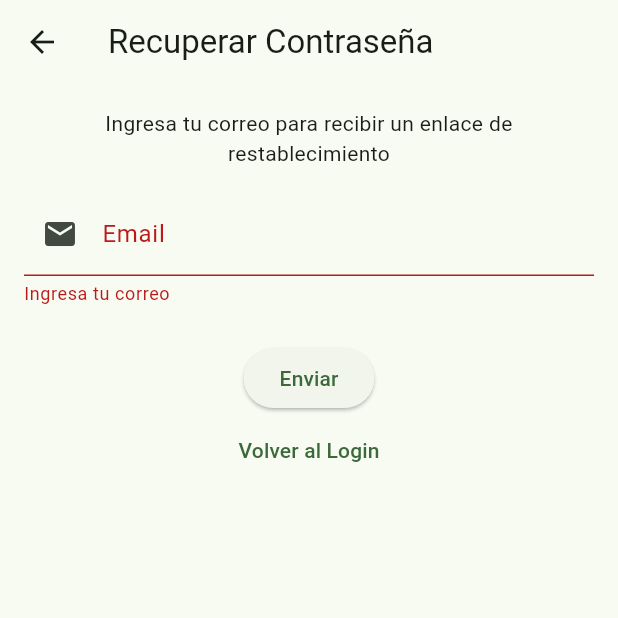
After one commit to franmach/gymtrack_app, a Flutter app: the ForgotPasswordScreen screen opened directly, after a tap on "Enviar", on a phone screen of 412 x 824 dp, the top half of it. The commit adds this screen. Run offline on Flutter 3.47's test engine with Material 3 defaults, Android fonts, the phone set to English and light mode, and no system bars; our stand-ins replace cloud_firestore, firebase_auth, firebase_core; accounts and stored records are empty.

Commit message:
feat(auth): completar RF3 – recuperación de contraseña
Crear ForgotPasswordScreen bajo lib/screens/auth/forgot_password_screen.dart

Añadir enlace “¿Olvidaste tu contraseña?” en LoginScreen que redirige al flujo de recuperación

Formulario validado de email con TextFormField y validator (no vacío, formato con ‘@’)

Integración de FirebaseAuth.sendPasswordResetEmail con ActionCodeSettings para deep links

Manejo de errores específicos:

invalid-email → “El correo ingresado no es válido.”

user-not-found → “Si el correo existe, recibirás un email de recuperación.”

too-many-requests → “Demasiados intentos. Intentá más tarde.”

Feedback al usuario con mensajes neutrales y SnackBar al envío

Botón “Volver al login” para cerrar la pantalla tras envío exitoso o error

Personalización de mail de recuperación

```diff
--- /dev/null
+++ b/lib/screens/auth/forgotPassword_screen.dart
@@ -0,0 +1,136 @@
+import 'package:flutter/material.dart';
+import 'package:firebase_auth/firebase_auth.dart';
+
+/// Pantalla para recuperación de contraseña (RF3)
+class ForgotPasswordScreen extends StatefulWidget {
+  const ForgotPasswordScreen({Key? key}) : super(key: key);
+
+  @override
+  State<ForgotPasswordScreen> createState() => _ForgotPasswordScreenState();
+}
+
+class _ForgotPasswordScreenState extends State<ForgotPasswordScreen> {
+  final _formKey = GlobalKey<FormState>();
+  final TextEditingController _emailCtrl = TextEditingController();
+  bool _loading = false;
+  String? _message;
+
+  Future<void> _sendReset() async {
+    if (!_formKey.currentState!.validate()) return;
+    setState(() {
+      _loading = true;
+      _message = null;
+    });
+
+    final email = _emailCtrl.text.trim().toLowerCase();
+    try {
+      await FirebaseAuth.instance.sendPasswordResetEmail(email: email);
+      setState(() {
+        _message = 'Si el correo existe en el sistema, recibirás un email para restablecer la contraseña.';
+      });
+    } on FirebaseAuthException catch (e) {
+      switch (e.code) {
+        case 'invalid-email':
+          setState(() {
+            _message = 'El correo ingresado no es válido.';
+          });
+          break;
+        case 'user-not-found':
+          setState(() {
+            _message = 'Si el correo existe en el sistema, recibirás un email para restablecer la contraseña.';
+          });
+          break;
+        case 'too-many-requests':
+          setState(() {
+            _message = 'Demasiados intentos. Por favor, inténtalo más tarde.';
+          });
+          break;
+        default:
+          setState(() {
+            _message = 'Error inesperado: ${e.message}';
+          });
+      }
+    } catch (e) {
+      setState(() {
+        _message = 'Error de red o inesperado. Inténtalo de nuevo.';
+      });
+    } finally {
+      if (mounted) setState(() => _loading = false);
+    }
+  }
+
+  @override
+  void dispose() {
+    _emailCtrl.dispose();
+    super.dispose();
+  }
+
+  @override
+  Widget build(BuildContext context) {
+    return Scaffold(
+      appBar: AppBar(title: const Text('Recuperar Contraseña')),
+      body: Padding(
+        padding: const EdgeInsets.all(16),
+        child: Form(
+          key: _formKey,
+          child: Column(
+            mainAxisSize: MainAxisSize.min,
+            children: [
+              const Text(
+                'Ingresa tu correo para recibir un enlace de restablecimiento',
+                textAlign: TextAlign.center,
+              ),
+              const SizedBox(height: 16),
+              TextFormField(
+                controller: _emailCtrl,
+                keyboardType: TextInputType.emailAddress,
+                decoration: const InputDecoration(
+                  labelText: 'Email',
+                  prefixIcon: Icon(Icons.email),
+                ),
+                validator: (value) {
+                  if (value == null || value.isEmpty) {
+                    return 'Ingresa tu correo';
+                  }
+                  if (!value.contains('@')) {
+                    return 'Formato de correo inválido';
+                  }
+                  return null;
+                },
+              ),
+              const SizedBox(height: 24),
+              if (_message != null)
+                Padding(
+                  padding: const EdgeInsets.only(bottom: 12),
+                  child: Text(
+                    _message!,
+                    style: TextStyle(
+                      color: _message!.startsWith('Si el correo') ? Colors.green : Colors.red,
+                    ),
+                    textAlign: TextAlign.center,
+                  ),
+                ),
+              ElevatedButton(
+                onPressed: _loading ? null : _sendReset,
+                child: _loading
+                    ? const SizedBox(
+                        width: 24,
+                        height: 24,
+                        child: CircularProgressIndicator(
+                          strokeWidth: 2,
+                          color: Colors.white,
+                        ),
+                      )
+                    : const Text('Enviar'),
+              ),
+              TextButton(
+                onPressed: _loading ? null : () => Navigator.pop(context),
+                child: const Text('Volver al Login'),
+              ),
+            ],
+          ),
+        ),
+      ),
+    );
+  }
+}
```
Also changed, not shown: lib/screens/auth/login_screen.dart (+36 -8 lines).
